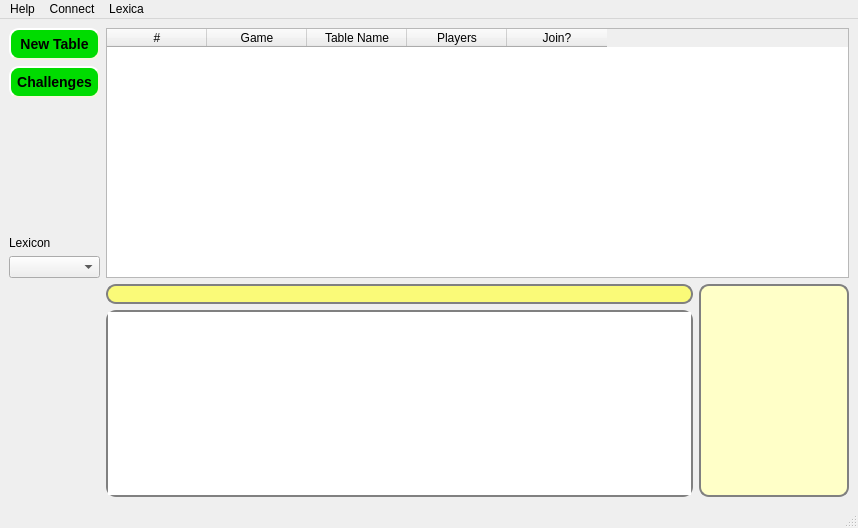
Above: aerolith/trunk/src/aerolithclient/mainwindow.ui from domino14/aerolithdesktop before the change. Below: the same form after it.
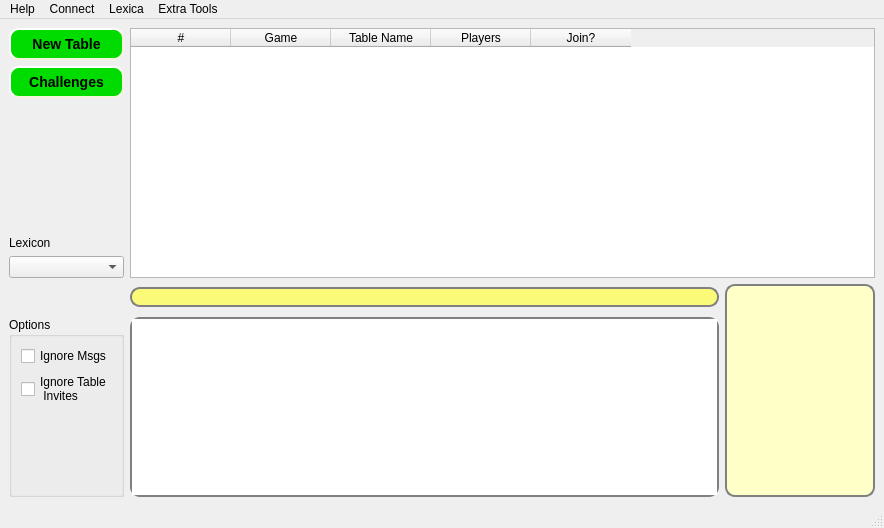
That is the form after the change. Custom widgets are drawn as their Qt base class.

What changed in the file:
```diff
--- a/aerolith/trunk/src/aerolithclient/mainwindow.ui
+++ b/aerolith/trunk/src/aerolithclient/mainwindow.ui
@@ -6,7 +6,7 @@
    <rect>
     <x>0</x>
     <y>0</y>
-    <width>858</width>
+    <width>884</width>
     <height>528</height>
    </rect>
   </property>
@@ -232,6 +232,56 @@
       </property>
      </widget>
     </item>
+    <item row="6" column="0">
+     <spacer name="verticalSpacer">
+      <property name="orientation">
+       <enum>Qt::Vertical</enum>
+      </property>
+      <property name="sizeHint" stdset="0">
+       <size>
+        <width>20</width>
+        <height>40</height>
+       </size>
+      </property>
+     </spacer>
+    </item>
+    <item row="7" column="0" colspan="2">
+     <widget class="QGroupBox" name="groupBox">
+      <property name="title">
+       <string>Options</string>
+      </property>
+      <layout class="QVBoxLayout" name="verticalLayout">
+       <item>
+        <widget class="QCheckBox" name="checkBoxIgnoreMsgs">
+         <property name="text">
+          <string>Ignore Msgs</string>
+         </property>
+        </widget>
+       </item>
+       <item>
+        <widget class="QCheckBox" name="checkBoxIgnoreTableInvites">
+         <property name="text">
+          <string>Ignore Table
+ Invites</string>
+         </property>
+        </widget>
+       </item>
+       <item>
+        <spacer name="verticalSpacer_2">
+         <property name="orientation">
+          <enum>Qt::Vertical</enum>
+         </property>
+         <property name="sizeHint" stdset="0">
+          <size>
+           <width>20</width>
+           <height>63</height>
+          </size>
+         </property>
+        </spacer>
+       </item>
+      </layout>
+     </widget>
+    </item>
    </layout>
   </widget>
   <widget class="QMenuBar" name="menubar">
@@ -239,8 +289,8 @@
     <rect>
      <x>0</x>
      <y>0</y>
-     <width>858</width>
-     <height>22</height>
+     <width>884</width>
+     <height>25</height>
     </rect>
    </property>
    <widget class="QMenu" name="menuHelp">
@@ -263,9 +313,17 @@
     </property>
     <addaction name="actionCreate_databases"/>
    </widget>
+   <widget class="QMenu" name="menuExtra_Tools">
+    <property name="title">
+     <string>Extra Tools</string>
+    </property>
+    <addaction name="actionWord_Filter"/>
+    <addaction name="actionWord_Checker"/>
+   </widget>
    <addaction name="menuHelp"/>
    <addaction name="menuConnect"/>
    <addaction name="menuLexica"/>
+   <addaction name="menuExtra_Tools"/>
   </widget>
   <widget class="QStatusBar" name="statusbar"/>
   <action name="actionAerolith_Help">
```
Left out of the diff: 10 changed lines with no effect on the pictures.
